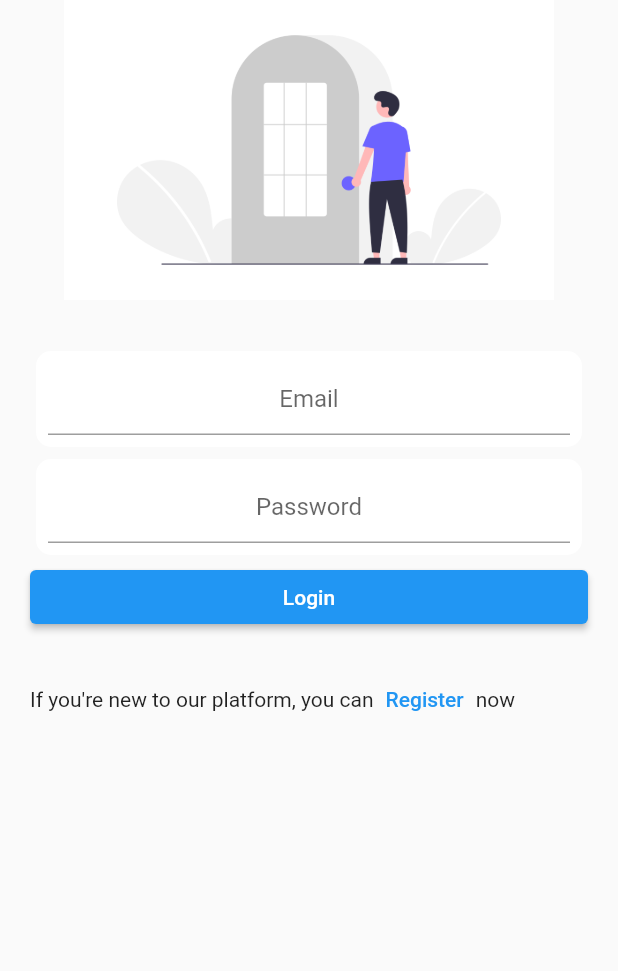
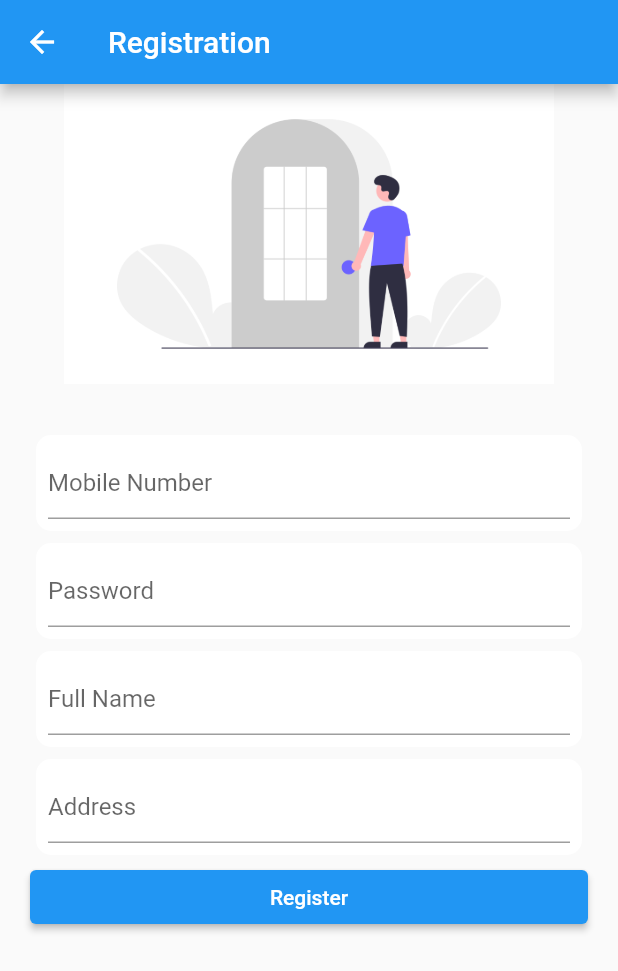
Before and after one commit to computiq/alpha-store, a Flutter app: the LoginPage screen opened directly, after a tap on "Register", on a phone screen of 412 x 824 dp. Shown: the top 971 px of the screen. Run offline on Flutter 3.47's test engine with Material 2 defaults, Android fonts, the phone set to English and light mode, and no system bars; our stand-ins replace cached_network_image, tuple; network calls fail.

Commit message:
register with API

```diff
--- /dev/null
+++ b/lib/models/user.dart
@@ -0,0 +1,94 @@
+// To parse this JSON data, do
+//
+//     final user = userFromJson(jsonString);
+
+import 'package:meta/meta.dart';
+import 'dart:convert';
+
+User userFromJson(String str) => User.fromJson(json.decode(str));
+
+String userToJson(User data) => json.encode(data.toJson());
+
+class User {
+  User({
+    required this.address,
+    required this.id,
+    required this.userId,
+    required this.email,
+    required this.username,
+    required this.password,
+    required this.phone,
+  });
+
+  final Address address;
+  final String id;
+  final int userId;
+  final String email;
+  final String username;
+  final String password;
+  final String phone;
+
+  factory User.fromJson(Map<String, dynamic> json) => User(
+    address: Address.fromJson(json["address"]),
+    id: json["_id"],
+    userId: json["id"],
+    email: json["email"],
+    username: json["username"],
+    password: json["password"],
+    phone: json["phone"],
+  );
+
+  Map<String, dynamic> toJson() => {
+    "address": address.toJson(),
+    "_id": id,
+    "id": userId,
+    "email": email,
+    "username": username,
+    "password": password,
+    "phone": phone,
+  };
+}
+
+class Address {
+  Address({
+    required this.geolocation,
+    required this.city,
+    required this.street,
+  });
+
+  final Geolocation geolocation;
+  final String city;
+  final String street;
+
+  factory Address.fromJson(Map<String, dynamic> json) => Address(
+    geolocation: Geolocation.fromJson(json["geolocation"]),
+    city: json["city"],
+    street: json["street"],
+  );
+
+  Map<String, dynamic> toJson() => {
+    "geolocation": geolocation.toJson(),
+    "city": city,
+    "street": street,
+  };
+}
+
+class Geolocation {
+  Geolocation({
+    required this.lat,
+    required this.long,
+  });
+
+  final String lat;
+  final String long;
+
+  factory Geolocation.fromJson(Map<String, dynamic> json) => Geolocation(
+    lat: json["lat"],
+    long: json["long"],
+  );
+
+  Map<String, dynamic> toJson() => {
+    "lat": lat,
+    "long": long,
+  };
+}
--- a/lib/ui/login_page.dart
+++ b/lib/ui/login_page.dart
@@ -1,3 +1,5 @@
+import 'package:alpha_store/ui/register_page.dart';
+import 'package:alpha_store/utils/app_utils.dart';
 import 'package:flutter/cupertino.dart';
 import 'package:flutter/material.dart';
 
@@ -7,8 +9,10 @@ class LoginPage extends StatefulWidget {
 }
 
 class _LoginPageState extends State<LoginPage> {
-  var emailTextController = TextEditingController();
+  var mobileTextController = TextEditingController();
   var passwordTextController = TextEditingController();
+
+
 
   @override
   Widget build(BuildContext context) {
@@ -19,6 +23,7 @@ class _LoginPageState extends State<LoginPage> {
     );
 
     return Scaffold(
+      appBar: AppBar(title: Text('Login'),),
       body: ListView(
         children: [
           Padding(
@@ -35,9 +40,9 @@ class _LoginPageState extends State<LoginPage> {
                 padding: const EdgeInsets.all(8.0),
                 child: TextField(
                   textAlign: TextAlign.center,
-                  controller: emailTextController,
+                  controller: mobileTextController,
                   decoration: InputDecoration(
-                      hintText: 'Email'
+                      hintText: 'Mobile Number'
                   ),
                 ),
               ),
@@ -63,10 +68,10 @@ class _LoginPageState extends State<LoginPage> {
           Padding(
             padding: const EdgeInsets.symmetric(horizontal: 20),
             child: ElevatedButton(onPressed: () {
-              if (emailTextController.text.isEmpty) {
-                debugPrint('emailTextController.text is empty...');
+              if (mobileTextController.text.isEmpty) {
+                debugPrint('mobileTextController.text is empty...');
               }
-              debugPrint('emailTextController.text: ${emailTextController.text}');
+              debugPrint('mobileTextController.text: ${mobileTextController.text}');
               debugPrint('passwordTextController.text: ${passwordTextController.text}');
             }, child: Text('Login')),
           ),
@@ -76,7 +81,9 @@ class _LoginPageState extends State<LoginPage> {
               children: [
                 Text('If you\'re new to our platform, you can'),
                 TextButton(
-                  onPressed: () {},
+                  onPressed: () {
+                    openPage(context, RegisterPage());
+                  },
                   child: Text('Register'),
                 ),
                 Text('now'),
--- /dev/null
+++ b/lib/ui/register_page.dart
@@ -0,0 +1,149 @@
+import 'package:alpha_store/models/loading_state.dart';
+import 'package:alpha_store/viewmodels/products_viewmodel.dart';
+import 'package:flutter/cupertino.dart';
+import 'package:flutter/material.dart';
+import 'package:provider/provider.dart';
+
+class RegisterPage extends StatefulWidget {
+  @override
+  State<RegisterPage> createState() => _RegisterPageState();
+}
+
+class _RegisterPageState extends State<RegisterPage> {
+  var emailTextController = TextEditingController();
+  var passwordTextController = TextEditingController();
+
+  Widget registerStatus() {
+    return Consumer<ProductsViewModel>(builder: (context, viewModel, child) {
+      Widget view = Container();
+
+      if (viewModel.registerLoadingState == LoadingState.loading) {
+        view = Center(child: const CircularProgressIndicator());
+      } else if (viewModel.registerLoadingState == LoadingState.finished) {
+        if (viewModel.registerResponse.item1 == null) {
+          view = Text('Registered Successfully with id ${viewModel.registerResponse.item2?.id}', textAlign: TextAlign.center,);
+        } else {
+          view = Text('Error!');
+        }
+      }
+
+      return Padding(
+        padding: const EdgeInsets.all(8.0),
+        child: view,
+      );
+    });
+  }
+
+  @override
+  Widget build(BuildContext context) {
+    var headerImage = Image.asset(
+      'images/undraw_Login_re_4vu2.png',
+      height: 200,
+    );
+
+    return Scaffold(
+      appBar: AppBar(title: Text('Registration'),),
+      body: ListView(
+        children: [
+          Padding(
+            padding: const EdgeInsets.symmetric(horizontal: 30),
+            child: headerImage,
+          ),
+          Container(
+            height: 30,
+          ),
+          Padding(
+            padding: const EdgeInsets.symmetric(horizontal: 20),
+            child: Card(
+              shape: RoundedRectangleBorder(
+                borderRadius: BorderRadius.circular(10),
+              ),
+              elevation: 0,
+              child: Padding(
+                padding: const EdgeInsets.all(8.0),
+                child: TextField(
+                  textAlign: TextAlign.start,
+                  controller: emailTextController,
+                  decoration: InputDecoration(hintText: 'Mobile Number'),
+                ),
+              ),
+            ),
+          ),
+          Padding(
+            padding: const EdgeInsets.symmetric(horizontal: 20),
+            child: Card(
+              elevation: 0,
+              shape: RoundedRectangleBorder(
+                borderRadius: BorderRadius.circular(10),
+              ),
+              child: Padding(
+                padding: const EdgeInsets.all(8.0),
+                child: TextField(
+                  textAlign: TextAlign.start,
+                  controller: passwordTextController,
+                  decoration: const InputDecoration(hintText: 'Password'),
+                ),
+              ),
+            ),
+          ),
+          Padding(
+            padding: const EdgeInsets.symmetric(horizontal: 20),
+            child: Card(
+              elevation: 0,
+              shape: RoundedRectangleBorder(
+                borderRadius: BorderRadius.circular(10),
+              ),
+              child: Padding(
+                padding: const EdgeInsets.all(8.0),
+                child: TextField(
+                  textAlign: TextAlign.start,
+                  controller: passwordTextController,
+                  decoration: const InputDecoration(hintText: 'Full Name'),
+                ),
+              ),
+            ),
+          ),
+          Padding(
+            padding: const EdgeInsets.symmetric(horizontal: 20),
+            child: Card(
+              elevation: 0,
+              shape: RoundedRectangleBorder(
+                borderRadius: BorderRadius.circular(10),
+              ),
+              child: Padding(
+                padding: const EdgeInsets.all(8.0),
+                child: TextField(
+                  textAlign: TextAlign.start,
+                  controller: passwordTextController,
+                  decoration: const InputDecoration(hintText: 'Address'),
+                ),
+              ),
+            ),
+          ),
+          Padding(
+            padding: const EdgeInsets.symmetric(horizontal: 20),
+            child: ElevatedButton(
+                onPressed: () {
+                  if (emailTextController.text.isEmpty) {
+                    debugPrint('emailTextController.text is empty...');
+                  }
+                  debugPrint('emailTextController.text: ${emailTextController.text}');
+                  debugPrint('passwordTextController.text: ${passwordTextController.text}');
+
+                  Provider.of<ProductsViewModel>(context, listen: false).register(
+                      email: 'a@a.com',
+                      username: 'username',
+                      password: '123456',
+                      fullName: 'Ahmed Ali',
+                      mobileNumber: '07700000000',
+                      address: 'Baghdad');
+                },
+                child: Text('Register')),
+          ),
+
+          registerStatus()
+        ],
+      ),
+    );
+  }
+}
--- a/lib/viewmodels/products_viewmodel.dart
+++ b/lib/viewmodels/products_viewmodel.dart
@@ -4,6 +4,7 @@ import 'package:alpha_store/models/category.dart';
 import 'package:alpha_store/models/error.dart';
 import 'package:alpha_store/models/loading_state.dart';
 import 'package:alpha_store/models/product.dart';
+import 'package:alpha_store/models/user.dart';
 import 'package:flutter/cupertino.dart';
 import 'package:http/http.dart' as http;
 import 'package:tuple/tuple.dart';
@@ -15,7 +16,16 @@ class ProductsViewModel extends ChangeNotifier {
   late Tuple2<ErrorResponse?, List<Category>?> categoriesResponse;
   LoadingState categoriesLoadingState = LoadingState.idle;
 
+  late Tuple2<ErrorResponse?, User?> registerResponse;
+  LoadingState registerLoadingState = LoadingState.idle;
+
   List<Product> cartItems = [];
+
+  ProductsViewModel() {
+    productsResponse = const Tuple2(null, null);
+    categoriesResponse = const Tuple2(null, null);
+    registerResponse = const Tuple2(null, null);
+  }
 
   void addToCart(Product product) {
     bool exists = cartItems.indexWhere((element) => element.id == product.id) >= 0;
@@ -28,11 +38,6 @@ class ProductsViewModel extends ChangeNotifier {
 
   bool isInCart(Product product) {
     return cartItems.indexWhere((element) => element.id == product.id) >= 0;
-  }
-
-  ProductsViewModel() {
-    productsResponse = const Tuple2(null, null);
-    categoriesResponse = const Tuple2(null, null);
   }
 
   void fetchProducts() async {
@@ -96,4 +101,57 @@ class ProductsViewModel extends ChangeNotifier {
     categoriesLoadingState = LoadingState.finished;
     notifyListeners();
   }
+
+  void register(
+      {required String email,
+      required String username,
+      required String password,
+      required String fullName,
+      required String mobileNumber,
+      required String address}) async {
+    registerLoadingState = LoadingState.loading;
+    notifyListeners();
+
+    var response;
+    try {
+      var url = Uri.parse('https://fakestoreapi.com/users');
+
+      var body = {
+        'email': email,
+        'username': username,
+        'password': password,
+        'name': {'firstname': fullName, 'lastname': fullName},
+        'address': {
+          'city': address,
+          'street': '7835 new road',
+          'number': 3,
+          'zipcode': '12926-3874',
+          'geolocation': {'lat': '-37.3159', 'long': '81.1496'}
+        },
+        'phone': mobileNumber
+      };
+
+      debugPrint('url: ${url}');
+      response = await http.post(
+        url,
+        headers: {"Content-Type": "application/json"},
+        body: jsonEncode(body),
+      );
+      debugPrint('response: ${response}');
+      debugPrint('response.statusCode: ${response.statusCode}');
+
+      registerResponse = Tuple2(null, User.fromJson(jsonDecode(response.body)));
+    } catch (e) {
+      if (response?.statusCode == 200) {
+        registerResponse = Tuple2(ErrorResponse('توجد مشكلة في عرض المعلومات', response?.statusCode), null);
+      } else {
+        registerResponse = Tuple2(ErrorResponse('لا يمكن الإتصال. يرجى المحاولة فيما بعد...', -1), null);
+      }
+
+      debugPrint('catch categories error: $e');
+    }
+
+    registerLoadingState = LoadingState.finished;
+    notifyListeners();
+  }
 }
```
